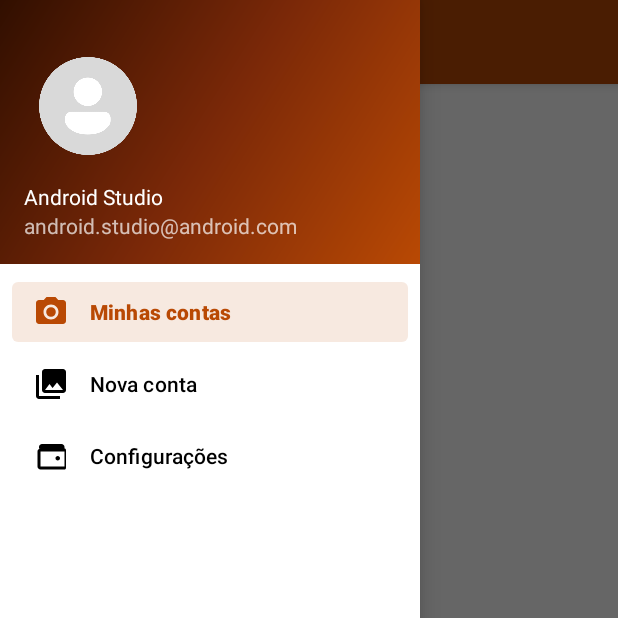
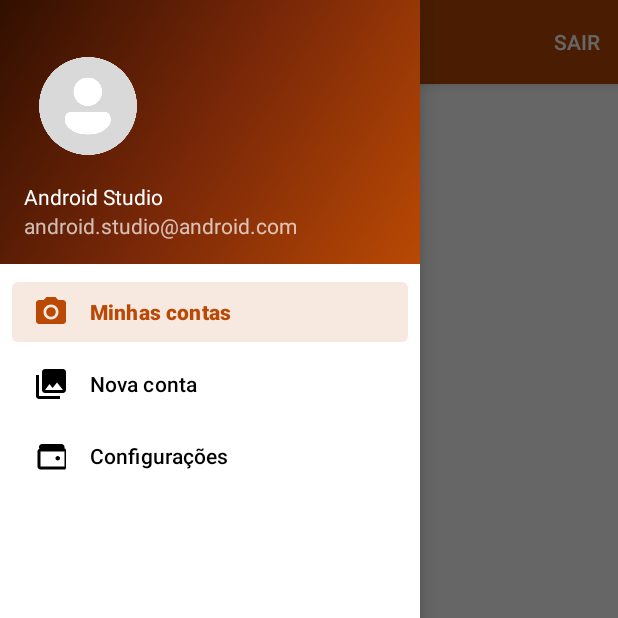
Before and after one commit to sophya-ribeiro/Finance, an Android app: the HomeActivity screen opened directly, with no data from a screen before it, with the side drawer open, on a phone screen of 412 x 824 dp, the top half of it. Run offline under Robolectric (Android 15) with nearby library versions, the phone set to English and light mode, and no system bars; our stand-ins replace Room's generated code, navigation-ui.

Commit message:
fix: adjust after merge

```diff
--- a/app/src/main/res/layout/nav_header_main.xml
+++ b/app/src/main/res/layout/nav_header_main.xml
@@ -21,6 +21,7 @@
         app:srcCompat="@drawable/placeholder_profile" />
 
     <TextView
+        android:id="@+id/textViewName"
         android:layout_width="match_parent"
         android:layout_height="wrap_content"
         android:paddingTop="@dimen/nav_header_vertical_spacing"
@@ -28,7 +29,7 @@
         android:textAppearance="@style/TextAppearance.AppCompat.Body1" />
 
     <TextView
-        android:id="@+id/textView"
+        android:id="@+id/textViewEmail"
         android:layout_width="wrap_content"
         android:layout_height="wrap_content"
         android:text="@string/nav_header_subtitle" />
--- a/app/src/main/res/menu/main.xml
+++ b/app/src/main/res/menu/main.xml
@@ -1,5 +1,9 @@
 <?xml version="1.0" encoding="utf-8"?>
 <menu xmlns:android="http://schemas.android.com/apk/res/android"
     xmlns:app="http://schemas.android.com/apk/res-auto">
-
+    <item
+        android:id="@+id/action_logout"
+        android:title="Sair"
+        android:orderInCategory="100"
+        app:showAsAction="always" />
 </menu>
```
